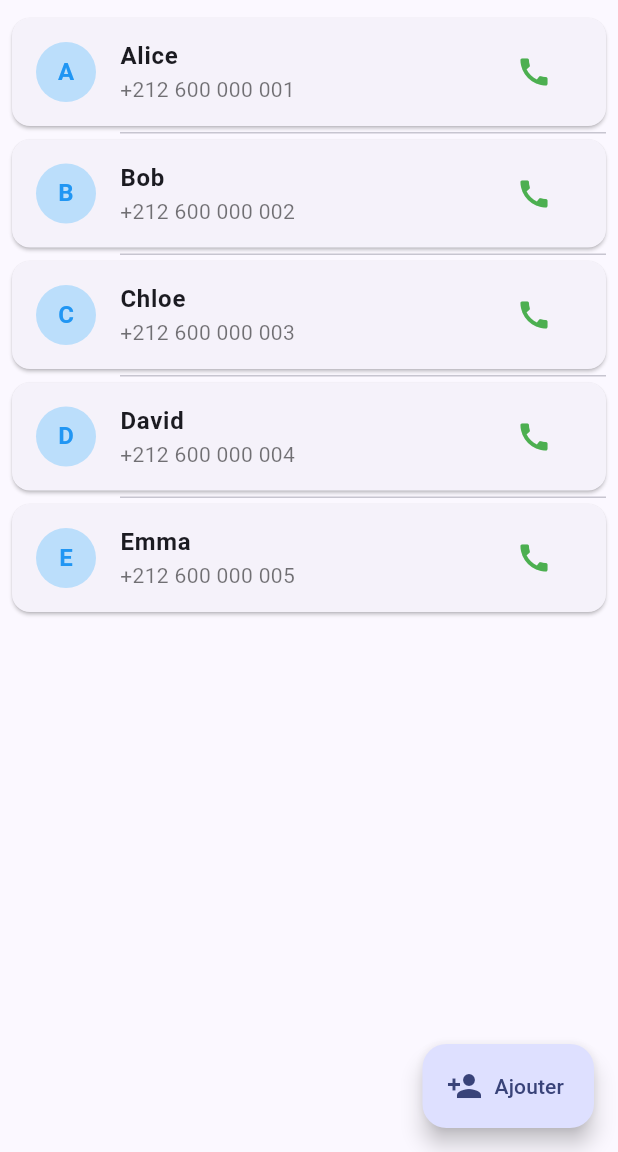
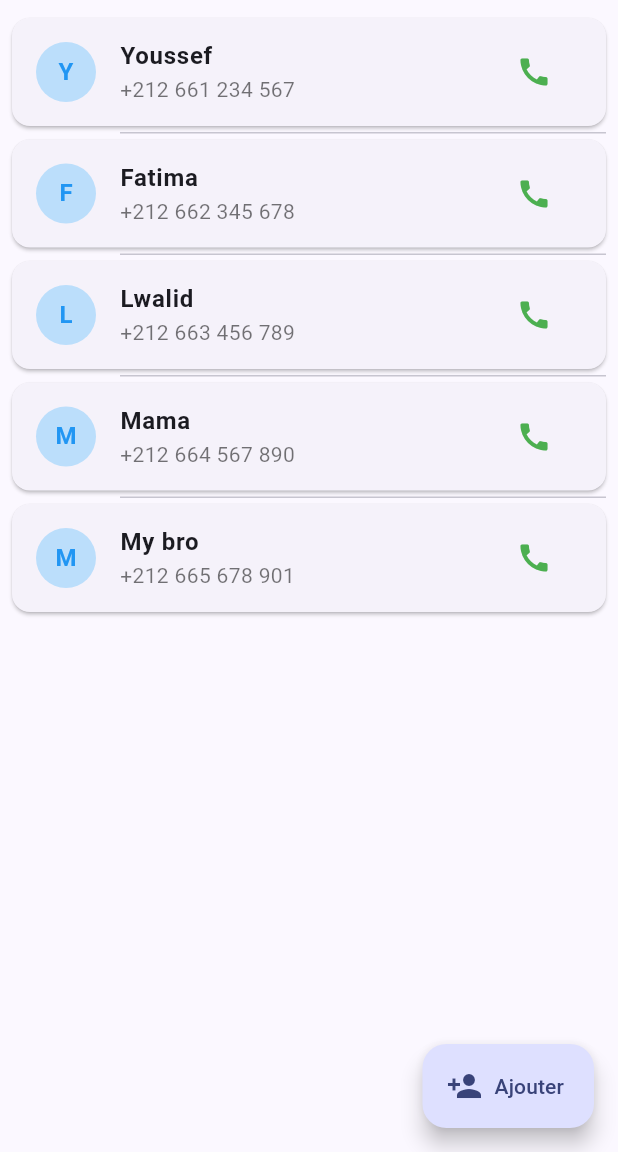
Before and after one commit to youssef-baaziz/flutter-drawer, a Flutter app: the ContactsPage screen opened by its route, on a phone screen of 412 x 824 dp, the part 84-1236 px from its top. Run offline on Flutter 3.47's test engine with Material 3 defaults, Android fonts, the phone set to English and light mode, and no system bars.

Commit message:
Update contacts in ContactsPage and add new image assets; rename main app widget for consistency

```diff
--- a/lib/pages/contacts_page.dart
+++ b/lib/pages/contacts_page.dart
@@ -7,11 +7,11 @@ class ContactsPage extends StatelessWidget {
   @override
   Widget build(BuildContext context) {
     final contacts = [
-      {'name': 'Alice', 'phone': '+212 600 000 001'},
-      {'name': 'Bob',   'phone': '+212 600 000 002'},
-      {'name': 'Chloe', 'phone': '+212 600 000 003'},
-      {'name': 'David', 'phone': '+212 600 000 004'},
-      {'name': 'Emma',  'phone': '+212 600 000 005'},
+      {'name': 'Youssef', 'phone': '+212 661 234 567'},
+      {'name': 'Fatima',  'phone': '+212 662 345 678'},
+      {'name': 'Lwalid',    'phone': '+212 663 456 789'},
+      {'name': 'Mama', 'phone': '+212 664 567 890'},
+      {'name': 'My bro',  'phone': '+212 665 678 901'},
     ];
 
     return Scaffold(
```
Also changed, not shown: screens/contact1.png (added), screens/contact2.png (added), screens/counter0.png (added), screens/counter1.png (added), screens/drawer.png (added), screens/gallary.png (added), screens/weather.png (added), 1 other file.
